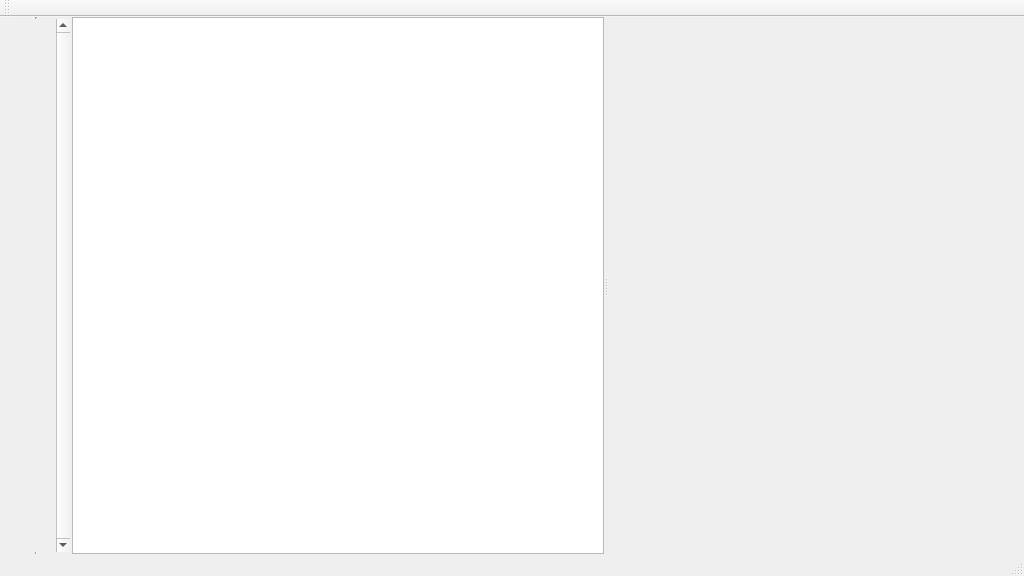
Old version of the form programs/KJVCanOpener/KJVCanOpener.ui in the repository dewhisna/KingJamesPureBibleSearch.
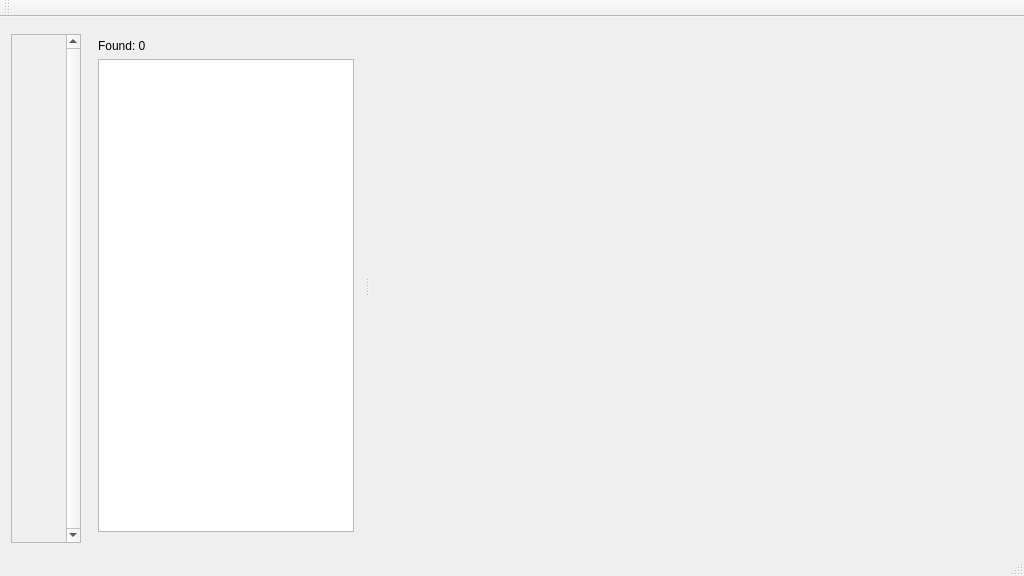
New version of the form. Custom widgets are drawn as their Qt base class.

Patch:
```diff
--- a/programs/KJVCanOpener/KJVCanOpener.ui
+++ b/programs/KJVCanOpener/KJVCanOpener.ui
@@ -15,13 +15,12 @@
   </property>
   <widget class="QWidget" name="centralWidget">
    <layout class="QGridLayout" name="gridLayout">
-    <property name="margin">
-     <number>0</number>
-    </property>
-    <property name="spacing">
-     <number>0</number>
-    </property>
     <item row="0" column="0">
+     <layout class="QVBoxLayout" name="verticalLayout_2">
+      <item>
+       <widget class="CKJVSearchCriteria" name="widgetSearchCriteria" native="true"/>
+      </item>
+      <item>
      <widget class="QScrollArea" name="scrollAreaSearchPhrases">
       <property name="sizePolicy">
        <sizepolicy hsizetype="Preferred" vsizetype="Expanding">
@@ -30,7 +29,7 @@
        </sizepolicy>
       </property>
       <property name="frameShape">
-       <enum>QFrame::VLine</enum>
+         <enum>QFrame::StyledPanel</enum>
       </property>
       <property name="verticalScrollBarPolicy">
        <enum>Qt::ScrollBarAlwaysOn</enum>
@@ -50,7 +49,7 @@
          <x>0</x>
          <y>0</y>
          <width>41</width>
-         <height>524</height>
+           <height>486</height>
         </rect>
        </property>
        <property name="sizePolicy">
@@ -61,6 +60,8 @@
        </property>
       </widget>
      </widget>
+      </item>
+     </layout>
     </item>
     <item row="0" column="1">
      <widget class="QSplitter" name="splitter">
@@ -70,6 +71,16 @@
       <property name="childrenCollapsible">
        <bool>false</bool>
       </property>
+      <widget class="QWidget" name="layoutWidget">
+       <layout class="QVBoxLayout" name="verticalLayout">
+        <item>
+         <widget class="QLabel" name="lblSearchResultsCount">
+          <property name="text">
+           <string>Found: 0</string>
+          </property>
+         </widget>
+        </item>
+        <item>
       <widget class="QListView" name="listViewSearchResults">
        <property name="sizePolicy">
         <sizepolicy hsizetype="Expanding" vsizetype="Expanding">
@@ -87,6 +98,9 @@
         <enum>QListView::Batched</enum>
        </property>
       </widget>
+        </item>
+       </layout>
+      </widget>
       <widget class="CKJVBrowser" name="widgetKJVBrowser" native="true">
        <property name="sizePolicy">
         <sizepolicy hsizetype="Expanding" vsizetype="Expanding">
@@ -127,6 +141,12 @@
    <header location="global">KJVBrowser.h</header>
    <container>1</container>
   </customwidget>
+  <customwidget>
+   <class>CKJVSearchCriteria</class>
+   <extends>QWidget</extends>
+   <header>KJVSearchCriteria.h</header>
+   <container>1</container>
+  </customwidget>
  </customwidgets>
  <resources/>
  <connections/>
```
Lines whose indentation alone changed are shown as unchanged.
